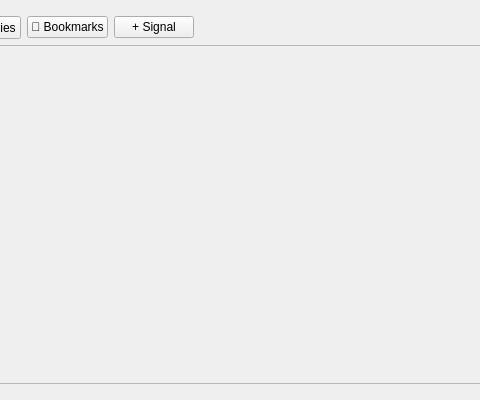
Before: the Qt Designer form ui/src/TimelineWidget.ui in xslr/fastrace, drawn with Qt 5; both pictures show x 137 to 617 and y 0 to 400 of the 750 by 400 pixel window.
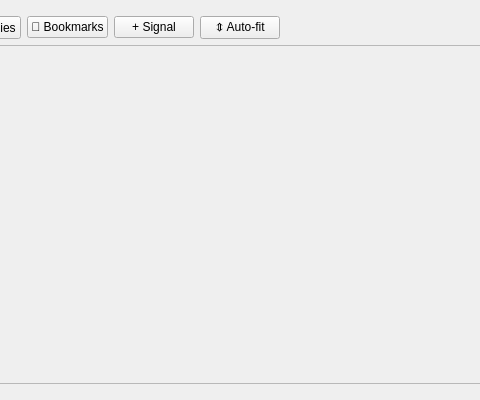
After: the same form once the commit is applied.

The edit to the form file:
```diff
--- a/ui/src/TimelineWidget.ui
+++ b/ui/src/TimelineWidget.ui
@@ -53,6 +53,16 @@
        </property>
       </widget>
      </item>
+     <item>
+      <widget class="QPushButton" name="btnAutoFit">
+       <property name="text">
+        <string>⇕ Auto-fit</string>
+       </property>
+       <property name="checkable">
+        <bool>true</bool>
+       </property>
+      </widget>
+     </item>
      <item>
       <spacer name="headerSpacer">
        <property name="orientation">
```
